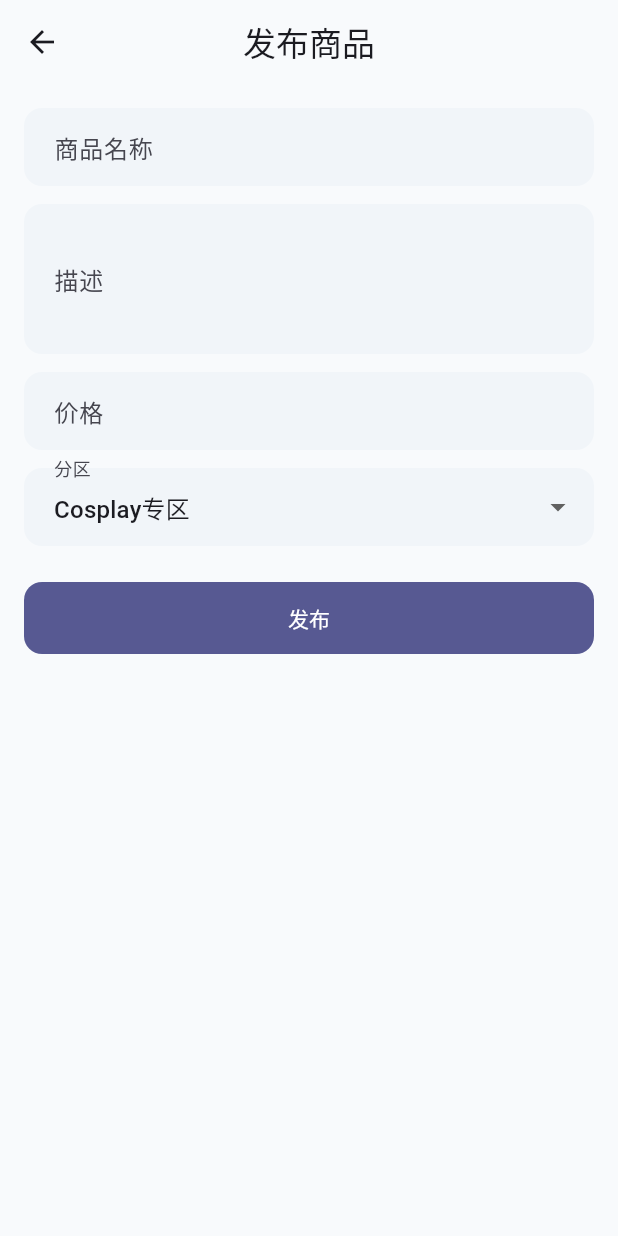
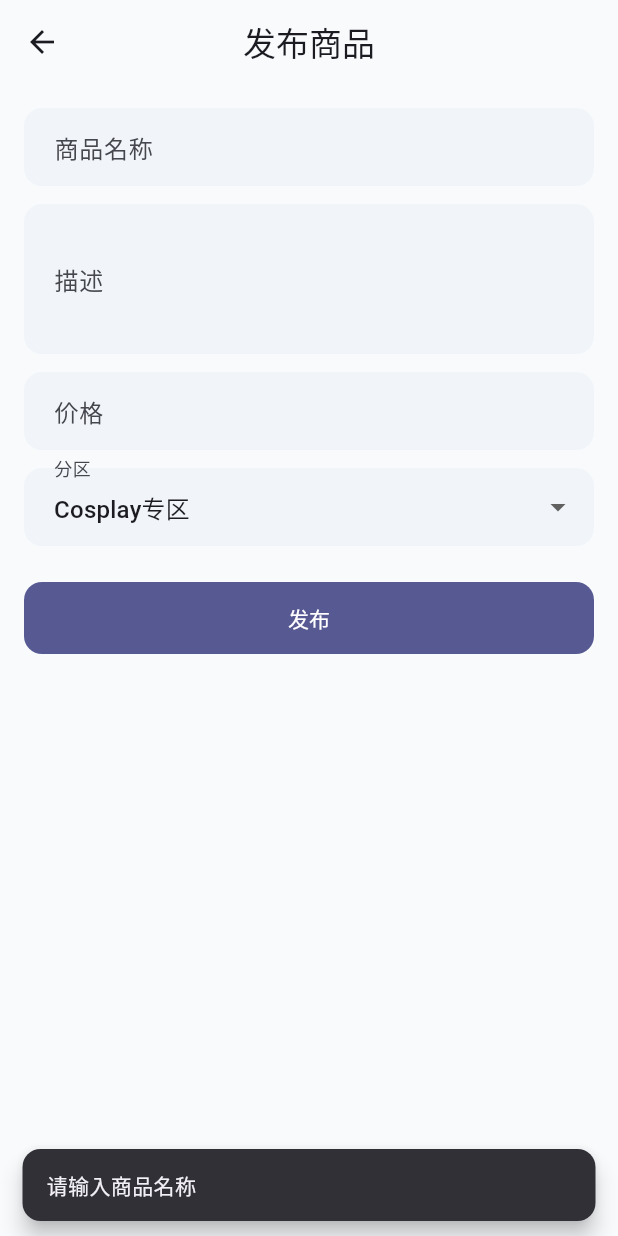
Before and after one commit to Chentao-Jiang/nexusacg, a Flutter app: the ProductCreatePlaceholder screen opened directly, after a tap on "发布", on a phone screen of 412 x 824 dp. Run offline on Flutter 3.47's test engine with Material 3 defaults, Android fonts, the phone set to English and light mode, and no system bars; our stand-ins replace cached_network_image, dio, equatable, flutter_bloc, image_picker, shared_preferences and 1 more; missing offline and left inert: flutter_inappwebview; accounts and stored records are empty.

Commit message:
fix: Code Review — 1 HIGH + 3 MEDIUM
HIGH: ProductCreatePlaceholder添加try/catch+loading+name validation
MEDIUM: _saveVideo字符串插值修复, _saveImage视频偏移index修正, _parseList安全cast

Co-Authored-By: Claude Opus 4.7 <noreply@anthropic.com>

```diff
--- a/client/lib/presentation/screens/profile/profile_screen.dart
+++ b/client/lib/presentation/screens/profile/profile_screen.dart
@@ -240,8 +240,12 @@ class ProductCreatePlaceholder extends StatefulWidget {
 class _ProductCreatePlaceholderState extends State<ProductCreatePlaceholder> {
   final _name = TextEditingController(), _desc = TextEditingController(), _price = TextEditingController();
   String _zone = 'cosplay';
+  bool _submitting = false;
 
   Future<void> _submit() async {
+    if (_name.text.trim().isEmpty) { ScaffoldMessenger.of(context).showSnackBar(const SnackBar(content: Text('请输入商品名称'))); return; }
+    setState(() => _submitting = true);
+    try {
       final res = await ApiClient().post('/products', data: {
         'name': _name.text, 'description': _desc.text,
         'price': double.tryParse(_price.text) ?? 0,
@@ -250,6 +254,13 @@ class _ProductCreatePlaceholderState extends State<ProductCreatePlaceholder> {
       if (mounted && res.data is Map && (res.data as Map)['code'] == 0) {
         Navigator.pop(context);
         ScaffoldMessenger.of(context).showSnackBar(const SnackBar(content: Text('商品发布成功')));
+      } else if (mounted) {
+        ScaffoldMessenger.of(context).showSnackBar(const SnackBar(content: Text('发布失败')));
+      }
+    } catch (e) {
+      if (mounted) ScaffoldMessenger.of(context).showSnackBar(SnackBar(content: Text('发布失败: \$e')));
+    } finally {
+      if (mounted) setState(() => _submitting = false);
     }
   }
 
@@ -268,7 +279,7 @@ class _ProductCreatePlaceholderState extends State<ProductCreatePlaceholder> {
           items: const [DropdownMenuItem(value: 'cosplay', child: Text('Cosplay专区')), DropdownMenuItem(value: 'merch', child: Text('周边专区'))],
           onChanged: (v) => setState(() => _zone = v ?? 'cosplay')),
         const SizedBox(height: 24),
-        SizedBox(width: double.infinity, height: 48, child: FilledButton(onPressed: _submit, child: const Text('发布'))),
+        SizedBox(width: double.infinity, height: 48, child: FilledButton(onPressed: _submitting ? null : _submit, child: _submitting ? const SizedBox(width: 20, height: 20, child: CircularProgressIndicator(strokeWidth: 2)) : const Text('发布'))),
       ])),
     );
   }
```
Lines whose indentation alone changed are shown as unchanged.
